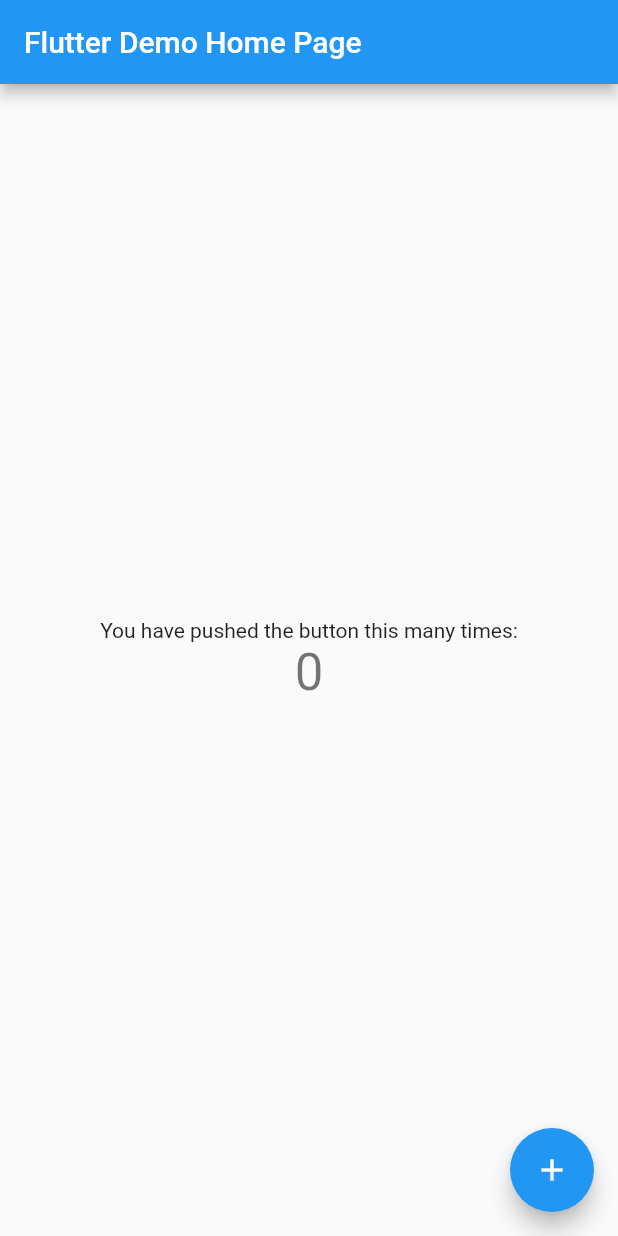
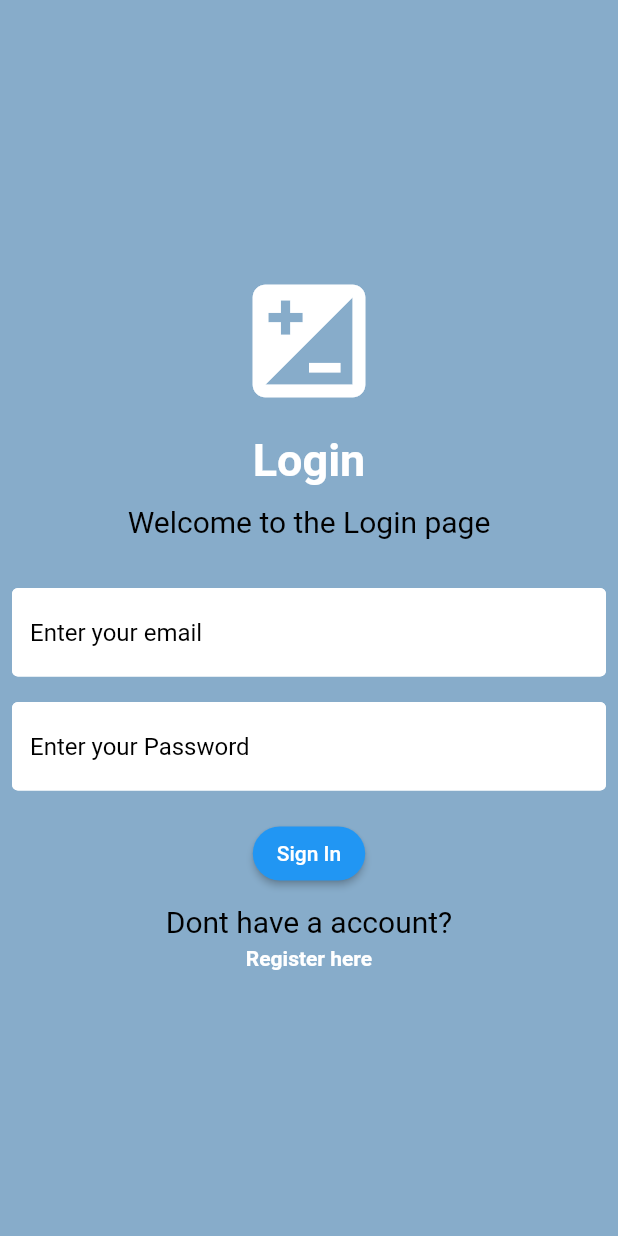
Before and after one commit to Richie6785/FinalYearProject, a Flutter app: the screen it shows after launch, on a phone screen of 412 x 824 dp. Run offline on Flutter 3.47's test engine with Material 2 defaults, Android fonts, the phone set to English and light mode, and no system bars; our stand-ins replace firebase_core; accounts and stored records are empty.

Commit message:
Created how login visually looks
There is no functionality linked with the database yet all that has been done was a simple design for the prototype presentation.

```diff
--- /dev/null
+++ b/travelapp/lib/login.dart
@@ -0,0 +1,114 @@
+// ignore_for_file: prefer_const_constructors
+
+import 'package:flutter/material.dart';
+
+class Login extends StatefulWidget {
+  const Login({Key? key}) : super(key: key);
+
+  @override
+  State<Login> createState() => _LoginState();
+}
+
+class _LoginState extends State<Login> {
+  @override
+  Widget build(BuildContext context) {
+    return Scaffold(
+      backgroundColor: Color.fromARGB(255, 135, 172, 202),
+      body: SafeArea(
+        child: Center(
+          //Wrap the child in a Center widget to center it
+          // ignore: prefer_const_literals_to_create_immutables
+          child: Column(mainAxisAlignment: MainAxisAlignment.center, children: [
+            Icon(Icons.iso_outlined, size: 100, color: Colors.white),
+            const SizedBox(
+              height: 12,
+            ), //SizedBox is used to create space between widgets
+            Text(
+              'Login',
+              style: TextStyle(
+                  fontWeight: FontWeight.bold,
+                  fontSize: 30,
+                  color: Colors.white),
+            ),
+            const SizedBox(
+              height: 12,
+            ), //SizedBox is used to create space between widgets
+            Text(
+              'Welcome to the Login page',
+              style: TextStyle(fontSize: 20, color: Colors.black),
+            ),
+            const SizedBox(
+              height: 25,
+            ), //SizedBox is used to create space between widgets
+            Padding(
+              padding: const EdgeInsets.all(8.0),
+              child: TextField(
+                decoration: InputDecoration(
+                  hintText: 'Enter your email',
+                  hintStyle: TextStyle(color: Colors.black),
+                  fillColor: Colors.white,
+                  filled: true,
+                  enabledBorder: OutlineInputBorder(
+                    borderSide: BorderSide(color: Colors.white, width: 2.0),
+                  ),
+                  focusedBorder: OutlineInputBorder(
+                    borderSide: BorderSide(color: Colors.blue, width: 2.0),
+                  ),
+                ),
+              ),
+            ),
+            const SizedBox(
+              height: 1,
+            ), //SizedBox is used to create space between widgets
+            Padding(
+              padding: const EdgeInsets.all(8.0),
+              child: TextField(
+                obscureText: true,
+                decoration: InputDecoration(
+                  hintText: 'Enter your Password',
+                  hintStyle: TextStyle(color: Colors.black),
+                  fillColor: Colors.white,
+                  filled: true,
+                  enabledBorder: OutlineInputBorder(
+                    borderSide: BorderSide(color: Colors.white, width: 2.0),
+                  ),
+                  focusedBorder: OutlineInputBorder(
+                    borderSide: BorderSide(color: Colors.blue, width: 2.0),
+                  ),
+                ),
+              ),
+            ),
+            const SizedBox(
+              height: 10,
+            ), //SizedBox is used to create space between widgets
+
+            //sign in button
+            ElevatedButton(
+              onPressed: () {},
+              child: const Text('Sign In'),
+              style: ElevatedButton.styleFrom(
+                primary: Colors.blue,
+                onPrimary: Colors.white,
+                shape: RoundedRectangleBorder(
+                  borderRadius: BorderRadius.circular(32.0),
+                ),
+              ),
+            ),
+            const SizedBox(
+              height: 10,
+            ), //SizedBox is used to create space between widgets
+
+            Text('Dont have a account?',
+                style: TextStyle(color: Colors.black, fontSize: 20)),
+            const SizedBox(
+              height: 5,
+            ),
+            Text('Register here',
+                style:
+                    TextStyle(color: Colors.white, fontWeight: FontWeight.bold))
+          ]),
+        ),
+      ),
+    );
+  }
+}
--- a/travelapp/lib/main.dart
+++ b/travelapp/lib/main.dart
@@ -1,9 +1,13 @@
 import 'package:flutter/material.dart';
+import 'package:firebase_core/firebase_core.dart';
+import 'package:travelapp/login.dart';
+import 'login.dart';
 
 void main() async {
   //async is used to make the function asynchronous. We can to continue acess from our project to the firebase backend
   WidgetsFlutterBinding
       .ensureInitialized(); //this gives access to the native code
+  await Firebase.initializeApp(); //this gives access to the firebase backend
 
   runApp(const MyApp());
 }
@@ -11,109 +15,14 @@ void main() async {
 class MyApp extends StatelessWidget {
   const MyApp({super.key});
 
-  // This widget is the root of your application.
   @override
   Widget build(BuildContext context) {
     return MaterialApp(
-      title: 'Flutter Demo',
+      title: 'Travel App',
       theme: ThemeData(
-        // This is the theme of your application.
-        //
-        // Try running your application with "flutter run". You'll see the
-        // application has a blue toolbar. Then, without quitting the app, try
-        // changing the primarySwatch below to Colors.green and then invoke
-        // "hot reload" (press "r" in the console where you ran "flutter run",
-        // or simply save your changes to "hot reload" in a Flutter IDE).
-        // Notice that the counter didn't reset back to zero; the application
-        // is not restarted.
         primarySwatch: Colors.blue,
       ),
-      home: const MyHomePage(title: 'Flutter Demo Home Page'),
+      home: const Login(),
     );
   }
 }
-
-class MyHomePage extends StatefulWidget {
-  const MyHomePage({super.key, required this.title});
-
-  // This widget is the home page of your application. It is stateful, meaning
-  // that it has a State object (defined below) that contains fields that affect
-  // how it looks.
-
-  // This class is the configuration for the state. It holds the values (in this
-  // case the title) provided by the parent (in this case the App widget) and
-  // used by the build method of the State. Fields in a Widget subclass are
-  // always marked "final".
-
-  final String title;
-
-  @override
-  State<MyHomePage> createState() => _MyHomePageState();
-}
-
-class _MyHomePageState extends State<MyHomePage> {
-  int _counter = 0;
-
-  void _incrementCounter() {
-    setState(() {
-      // This call to setState tells the Flutter framework that something has
-      // changed in this State, which causes it to rerun the build method below
-      // so that the display can reflect the updated values. If we changed
-      // _counter without calling setState(), then the build method would not be
-      // called again, and so nothing would appear to happen.
-      _counter++;
-    });
-  }
-
-  @override
-  Widget build(BuildContext context) {
-    // This method is rerun every time setState is called, for instance as done
-    // by the _incrementCounter method above.
-    //
-    // The Flutter framework has been optimized to make rerunning build methods
-    // fast, so that you can just rebuild anything that needs updating rather
-    // than having to individually change instances of widgets.
-    return Scaffold(
-      appBar: AppBar(
-        // Here we take the value from the MyHomePage object that was created by
-        // the App.build method, and use it to set our appbar title.
-        title: Text(widget.title),
-      ),
-      body: Center(
-        // Center is a layout widget. It takes a single child and positions it
-        // in the middle of the parent.
-        child: Column(
-          // Column is also a layout widget. It takes a list of children and
-          // arranges them vertically. By default, it sizes itself to fit its
-          // children horizontally, and tries to be as tall as its parent.
-          //
-          // Invoke "debug painting" (press "p" in the console, choose the
-          // "Toggle Debug Paint" action from the Flutter Inspector in Android
-          // Studio, or the "Toggle Debug Paint" command in Visual Studio Code)
-          // to see the wireframe for each widget.
-          //
-          // Column has various properties to control how it sizes itself and
-          // how it positions its children. Here we use mainAxisAlignment to
-          // center the children vertically; the main axis here is the vertical
-          // axis because Columns are vertical (the cross axis would be
-          // horizontal).
-          mainAxisAlignment: MainAxisAlignment.center,
-          children: <Widget>[
-            const Text(
-              'You have pushed the button this many times:',
-            ),
-            Text(
-              '$_counter',
-              style: Theme.of(context).textTheme.headline4,
-            ),
-          ],
-        ),
-      ),
-      floatingActionButton: FloatingActionButton(
-        onPressed: _incrementCounter,
-        tooltip: 'Increment',
-        child: const Icon(Icons.add),
-      ), // This trailing comma makes auto-formatting nicer for build methods.
-    );
-  }
-}
```
